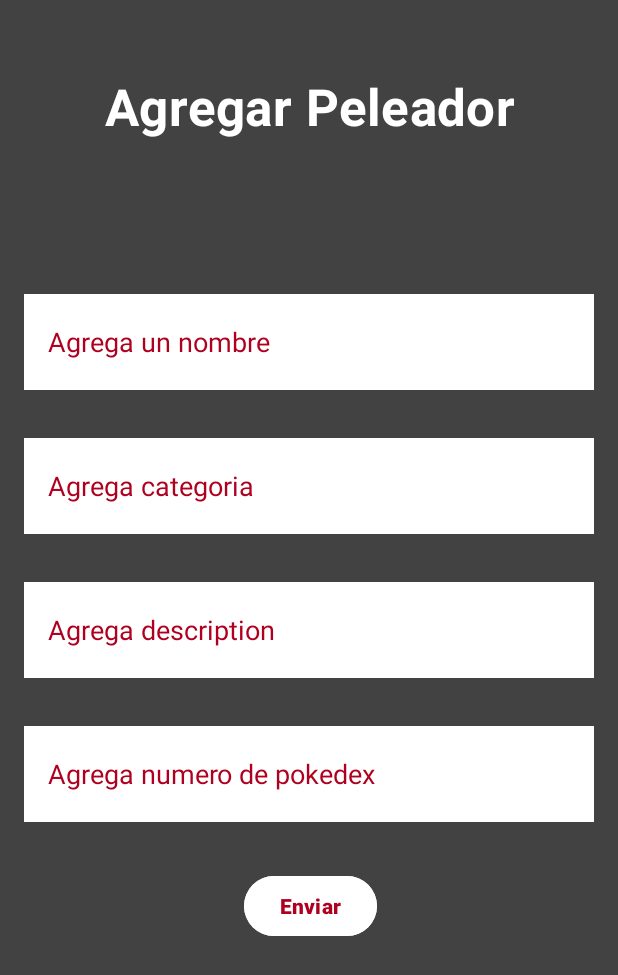
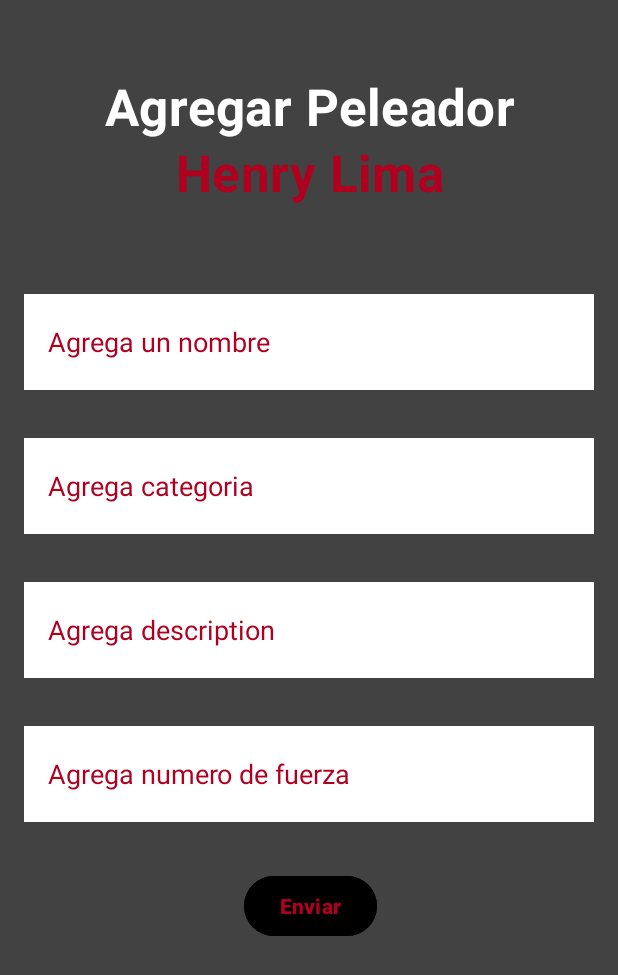
Before and after one commit to SalvadorGuerra777/PreParcial, an Android app: the NewDragonFragment screen opened through its navigation route, on a phone screen of 412 x 824 dp. Shown: the top 975 px of the screen. Run offline under Robolectric (Android 15) with nearby library versions, the phone set to English and light mode, and no system bars; our stand-ins replace data binding.

Commit message:
Add_Funcionalidad_Final_And_Errors

```diff
--- a/PreParcial/app/src/main/java/com/guerra/preparcial/MainActivity.kt
+++ b/PreParcial/app/src/main/java/com/guerra/preparcial/MainActivity.kt
@@ -1,11 +1,21 @@
 package com.guerra.preparcial
 
+import android.os.Bundle
+import androidx.activity.viewModels
 import androidx.appcompat.app.AppCompatActivity
-import android.os.Bundle
+import androidx.databinding.DataBindingUtil
+import com.guerra.preparcial.databinding.ActivityMainBinding
+import com.guerra.preparcial.ui.dragonball.viewmodel.DragonViewModel
 
 class MainActivity : AppCompatActivity() {
+    private lateinit var binding: ActivityMainBinding
+    private val dragonViewModel: DragonViewModel by viewModels {
+        DragonViewModel.Factory
+    }
+
     override fun onCreate(savedInstanceState: Bundle?) {
         super.onCreate(savedInstanceState)
-        setContentView(R.layout.activity_main)
+        binding = DataBindingUtil
+            .setContentView(this, R.layout.activity_main)
     }
 }
--- a/PreParcial/app/src/main/java/com/guerra/preparcial/data/adapter/DragonRecyclerViewAdapter.kt
+++ b/PreParcial/app/src/main/java/com/guerra/preparcial/data/adapter/DragonRecyclerViewAdapter.kt
@@ -12,14 +12,14 @@ import java.util.ArrayList
 class DragonRecylcerViewAdapter(
     private val clickListener: (DragonModel)-> Unit
 ): RecyclerView.Adapter<DragonRecyclerViewHolder>() {
-    private val pokemons = ArrayList<DragonModel>()
+    private val dragons = ArrayList<DragonModel>()
 
     override fun onCreateViewHolder(parent: ViewGroup, viewType: Int): DragonRecyclerViewHolder {
         val binding = FragmentDragonItemBinding.inflate(LayoutInflater.from(parent.context), parent, false)
         return DragonRecyclerViewHolder(binding)
     }
 
-    override fun getItemCount()= pokemons.size
+    override fun getItemCount()= dragons.size
 
     override fun onBindViewHolder(holder: DragonRecyclerViewHolder, position: Int) {
         val dragon = dragons[position]
--- a/PreParcial/app/src/main/res/layout/fragment_dragon.xml
+++ b/PreParcial/app/src/main/res/layout/fragment_dragon.xml
@@ -14,7 +14,7 @@
         android:layout_width="match_parent"
         android:layout_height="match_parent"
         android:background="@color/design_default_color_error"
-        tools:context=".ui.poke.DragonFragment">
+        tools:context=".ui.dragonball.DragonFragment">
 
         <androidx.cardview.widget.CardView
             android:id="@+id/imageView3"
@@ -26,7 +26,7 @@
             app:layout_constraintEnd_toEndOf="parent"
             app:layout_constraintStart_toStartOf="parent"
             app:layout_constraintTop_toTopOf="parent"
-            app:cardCornerRadius="@dimen/extra_gap">
+            app:cardCornerRadius="100dp">
 
             <ImageView
                 android:id="@+id/image"
@@ -59,7 +59,7 @@
                 tools:text="BULBASUR"
                 android:text="@{viewmodel.name}"
                 android:textColor="@color/material_dynamic_secondary10"
-                android:textSize="@dimen/m_text_size"
+                android:textSize="25dp"
                 android:textStyle="bold" />
 
             <LinearLayout
--- a/PreParcial/app/src/main/res/layout/fragment_dragon_board.xml
+++ b/PreParcial/app/src/main/res/layout/fragment_dragon_board.xml
@@ -39,7 +39,7 @@
             android:layout_marginEnd="@dimen/extra_gap"
             android:layout_marginBottom="@dimen/normal_gap"
             android:contentDescription="add button"
-            app:backgroundTint="@color/material_on_surface_disabled"
+            app:backgroundTint="@color/white"
             app:layout_constraintBottom_toBottomOf="parent"
             app:layout_constraintEnd_toEndOf="parent"
             app:srcCompat="@drawable/plus" />
@@ -53,12 +53,12 @@
             android:layout_marginEnd="@dimen/normal_gap"
             app:layoutManager="androidx.recyclerview.widget.LinearLayoutManager"
             app:layout_constraintEnd_toEndOf="parent"
+            app:layout_constraintHorizontal_bias="1.0"
             app:layout_constraintStart_toStartOf="parent"
             app:layout_constraintTop_toBottomOf="@+id/textView2"
             tools:itemCount="5"
-            tools:listitem="@layout/fragment_dragon_item"
 
-            />
+            tools:listitem="@layout/fragment_dragon_item" />
 
     </androidx.constraintlayout.widget.ConstraintLayout>
 
--- a/PreParcial/app/src/main/res/layout/fragment_dragon_item.xml
+++ b/PreParcial/app/src/main/res/layout/fragment_dragon_item.xml
@@ -35,7 +35,7 @@
                 app:cardCornerRadius="@dimen/gap">
 
                 <ImageView
-                    android:id="@+id/image_view_pokemon"
+                    android:id="@+id/image_view_dragon"
                     android:layout_width="match_parent"
                     android:layout_height="match_parent"
                     android:contentDescription="a"
--- a/PreParcial/app/src/main/res/layout/fragment_new_dragon.xml
+++ b/PreParcial/app/src/main/res/layout/fragment_new_dragon.xml
@@ -28,6 +28,21 @@
             android:textColor="@color/cardview_light_background"
             android:textStyle="bold"
             app:layout_constraintEnd_toEndOf="parent"
+            app:layout_constraintStart_toStartOf="parent"
+            app:layout_constraintTop_toTopOf="parent" />
+
+        <TextView
+            android:id="@+id/textView3"
+            style="@style/TextAppearance.MaterialComponents.Headline4"
+            android:layout_width="match_parent"
+            android:layout_height="wrap_content"
+            android:layout_marginTop="92dp"
+            android:gravity="center"
+            android:text="Henry Lima"
+            android:textColor="@color/design_default_color_error"
+            android:textStyle="bold"
+            app:layout_constraintEnd_toEndOf="parent"
+            app:layout_constraintHorizontal_bias="0.0"
             app:layout_constraintStart_toStartOf="parent"
             app:layout_constraintTop_toTopOf="parent" />
 
@@ -87,7 +102,7 @@
                 android:layout_height="@dimen/xlarge_gap"
                 android:layout_margin="@dimen/normal_gap"
                 android:background="@color/cardview_light_background"
-                android:hint="Agrega numero de pokedex"
+                android:hint="Agrega numero de fuerza"
                 android:inputType="text"
                 android:padding="@dimen/normal_gap"
                 android:text="@={viewmodel.force}"
@@ -103,7 +118,7 @@
             android:layout_marginStart="159dp"
             android:layout_marginTop="@dimen/normal_gap"
             android:layout_marginEnd="158dp"
-            android:backgroundTint="@color/cardview_light_background"
+            android:backgroundTint="@color/design_default_color_on_secondary"
             android:text="Enviar"
             android:textColor="@color/design_default_color_error"
             android:textStyle="bold"
--- a/PreParcial/app/src/main/res/navigation/nav_graph.xml
+++ b/PreParcial/app/src/main/res/navigation/nav_graph.xml
@@ -8,12 +8,12 @@
     <fragment
         android:id="@+id/dragonFragment"
         android:name="com.guerra.preparcial.ui.dragonball.DragonFragment"
-        android:label="fragment_pokemon"
+        android:label="fragment_dragon"
         tools:layout="@layout/fragment_dragon" />
     <fragment
         android:id="@+id/newDragonFragment"
         android:name="com.guerra.preparcial.ui.dragonball.new_dragon.NewDragonFragment"
-        android:label="fragment_new_pokemon"
+        android:label="fragment_new_dragon"
         tools:layout="@layout/fragment_new_dragon" >
         <action
             android:id="@+id/action_newDragonFragment_to_dragonBoardFragment"
@@ -22,7 +22,7 @@
     <fragment
         android:id="@+id/dragonBoardFragment"
         android:name="com.guerra.preparcial.ui.dragonball.dragon_board.DragonBoardFragment"
-        android:label="fragment_poke_board"
+        android:label="fragment_dragon_board"
         tools:layout="@layout/fragment_dragon_board" >
         <action
             android:id="@+id/action_dragonBoardFragment_to_newDragonFragment"
```
